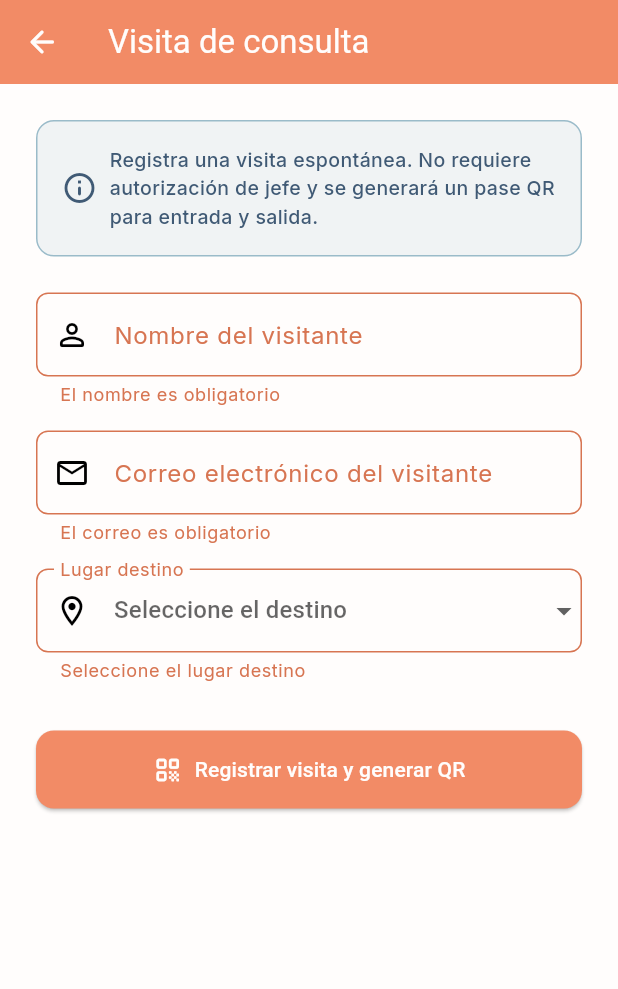
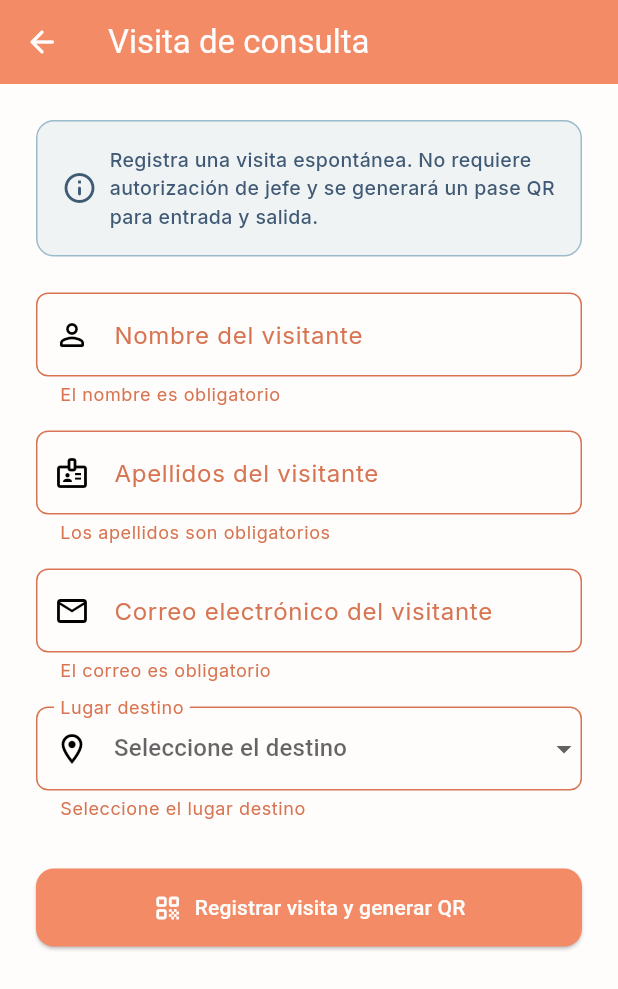
Before and after one commit to VaneC09/sistema_accesos_app, a Flutter app: the _ConsultaView screen opened directly, after a tap on "Registrar visita y generar QR", on a phone screen of 412 x 824 dp. Shown: the top 989 px of the screen. Run offline on Flutter 3.47's test engine with Material 3 defaults, Android fonts, the light colour scheme and no system bars; our stand-ins replace dio, equatable, flutter_bloc, flutter_secure_storage, google_fonts, permission_handler and 1 more; missing offline and left inert: mobile_scanner, phone_number_hint, sim_card_info; accounts and stored records are empty.

```diff
--- a/lib/features/visit_request/business/visit_request_validator.dart
+++ b/lib/features/visit_request/business/visit_request_validator.dart
@@ -16,7 +16,7 @@ class VisitRequestValidator {
 
   // Valida nombre del visitante
   static void validarNombre(String nombre) {
-    if (nombre.trim().length < 5) {
+    if (nombre.trim().length < 2) {
       throw const ValidationException(
         mensaje: AppStrings.errorNombreMinimo,
       );
--- a/lib/features/visit_request/data/consulta_model.dart
+++ b/lib/features/visit_request/data/consulta_model.dart
@@ -4,17 +4,20 @@
 // Módulo    : features/visit_request/data
 // Autor     : Omega Company
 // Fecha     : 2026-05-28
-// Versión   : 1.0.0
+// Versión   : 1.1.0
 // Descripción: Modelo para visita espontánea de consulta — RF-014, RF-049
+//              Ahora separa nombre(s) y apellidos del visitante.
 // =============================================================================
 
 class ConsultaRequestModel {
   final String nombreVisitante;
+  final String apellidosVisitante;
   final String correoVisitante;
   final String lugarDestino;
 
   const ConsultaRequestModel({
     required this.nombreVisitante,
+    required this.apellidosVisitante,
     required this.correoVisitante,
     required this.lugarDestino,
   });
@@ -22,6 +25,7 @@ class ConsultaRequestModel {
   Map<String, dynamic> toJson() {
     return {
       'nombre_visitante': nombreVisitante,
+      'apellidos_visitante': apellidosVisitante,
       'correo_visitante': correoVisitante,
       'lugar_destino': lugarDestino,
     };
@@ -32,16 +36,22 @@ class ConsultaResponseModel {
   final String folio;
   final String codigoQr;
   final String nombreVisitante;
+  final String apellidosVisitante;
+  final String nombreCompleto;
   final String correoVisitante;
   final String lugarDestino;
+  final bool correoEnviado;
   final String mensaje;
 
   const ConsultaResponseModel({
     required this.folio,
     required this.codigoQr,
     required this.nombreVisitante,
+    required this.apellidosVisitante,
+    required this.nombreCompleto,
     required this.correoVisitante,
     required this.lugarDestino,
+    required this.correoEnviado,
     required this.mensaje,
   });
 
@@ -50,16 +60,23 @@ class ConsultaResponseModel {
         ? json['data'] as Map<String, dynamic>
         : json;
 
+    final nombre = data['nombre_visitante']?.toString() ?? '';
+    final apellidos = data['apellidos_visitante']?.toString() ?? '';
+
     return ConsultaResponseModel(
       folio: data['folio']?.toString() ?? '',
       codigoQr: data['codigo_qr']?.toString() ??
           data['codigo_numerico']?.toString() ??
           '',
-      nombreVisitante: data['nombre_visitante']?.toString() ?? '',
+      nombreVisitante: nombre,
+      apellidosVisitante: apellidos,
+      nombreCompleto: data['nombre_completo']?.toString() ??
+          '$nombre $apellidos'.trim(),
       correoVisitante: data['correo_visitante']?.toString() ?? '',
       lugarDestino: data['lugar_destino']?.toString() ??
           data['lugar_encuentro']?.toString() ??
           '',
+      correoEnviado: data['correo_enviado'] == true,
       mensaje: json['message']?.toString() ??
           data['message']?.toString() ??
           'Visita de consulta registrada correctamente.',
--- a/lib/features/visit_request/data/visit_request_datasource.dart
+++ b/lib/features/visit_request/data/visit_request_datasource.dart
@@ -112,7 +112,7 @@ class VisitRequestDatasource {
     final data = respuesta.data as Map<String, dynamic>;
 
     return data['message']?.toString() ??
-        'QR listo para compartir con el visitante.';
+        'QR enviado correctamente al visitante.';
   }
 
   Future<void> reenviarQr(int idSolicitud) async {
--- a/lib/features/visit_request/presentation/screens/consulta_screen.dart
+++ b/lib/features/visit_request/presentation/screens/consulta_screen.dart
@@ -4,8 +4,9 @@
 // Módulo    : features/visit_request/presentation/screens
 // Autor     : Omega Company
 // Fecha     : 2026-05-28
-// Versión   : 2.0.0
+// Versión   : 2.1.0
 // Descripción: Registro de visita espontánea de consulta para vigilante — RF-014
+//              Ahora captura nombre(s), apellidos y envía ambos al backend.
 // =============================================================================
 
 import 'package:flutter/material.dart';
@@ -43,6 +44,7 @@ class _ConsultaView extends StatefulWidget {
 class _ConsultaViewState extends State<_ConsultaView> {
   final _formKey = GlobalKey<FormState>();
   final _nombreController = TextEditingController();
+  final _apellidosController = TextEditingController();
   final _correoController = TextEditingController();
 
   String _lugarSeleccionado = '';
@@ -55,6 +57,7 @@ class _ConsultaViewState extends State<_ConsultaView> {
   @override
   void dispose() {
     _nombreController.dispose();
+    _apellidosController.dispose();
     _correoController.dispose();
     super.dispose();
   }
@@ -74,6 +77,7 @@ class _ConsultaViewState extends State<_ConsultaView> {
 
     final consulta = ConsultaRequestModel(
       nombreVisitante: _nombreController.text.trim(),
+      apellidosVisitante: _apellidosController.text.trim(),
       correoVisitante: _correoController.text.trim(),
       lugarDestino: _lugarSeleccionado,
     );
@@ -85,6 +89,7 @@ class _ConsultaViewState extends State<_ConsultaView> {
 
   void _limpiarFormulario() {
     _nombreController.clear();
+    _apellidosController.clear();
     _correoController.clear();
     setState(() => _lugarSeleccionado = '');
   }
@@ -131,7 +136,7 @@ class _ConsultaViewState extends State<_ConsultaView> {
                   const SizedBox(height: AppSpacing.md),
                   _InfoResultado(
                     etiqueta: 'Visitante',
-                    valor: resultado.nombreVisitante,
+                    valor: resultado.nombreCompleto,
                   ),
                   _InfoResultado(
                     etiqueta: 'Destino',
@@ -269,8 +274,31 @@ class _ConsultaViewState extends State<_ConsultaView> {
                           return 'El nombre es obligatorio';
                         }
 
-                        if (nombre.length < 5) {
-                          return 'El nombre debe tener al menos 5 caracteres';
+                        if (nombre.length < 2) {
+                          return 'El nombre debe tener al menos 2 caracteres';
+                        }
+
+                        return null;
+                      },
+                    ),
+                    const SizedBox(height: AppSpacing.md),
+
+                    TextFormField(
+                      controller: _apellidosController,
+                      textCapitalization: TextCapitalization.words,
+                      decoration: const InputDecoration(
+                        labelText: 'Apellidos del visitante',
+                        prefixIcon: Icon(Icons.badge_outlined),
+                      ),
+                      validator: (value) {
+                        final apellidos = value?.trim() ?? '';
+
+                        if (apellidos.isEmpty) {
+                          return 'Los apellidos son obligatorios';
+                        }
+
+                        if (apellidos.length < 2) {
+                          return 'Los apellidos deben tener al menos 2 caracteres';
                         }
 
                         return null;
```
